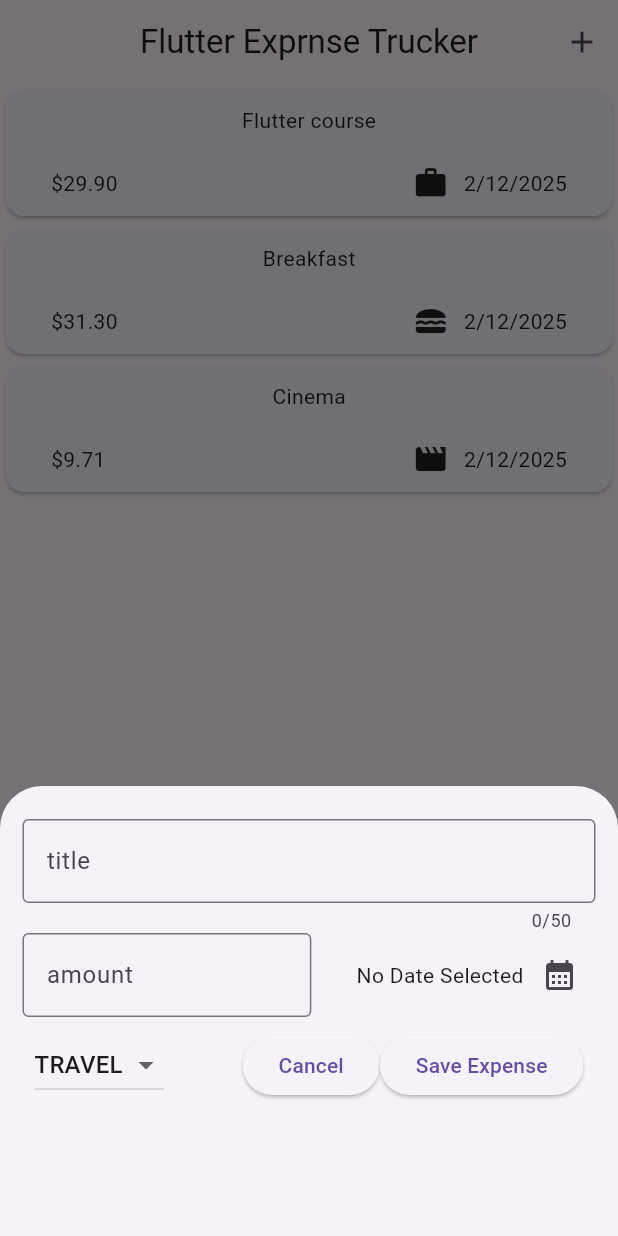
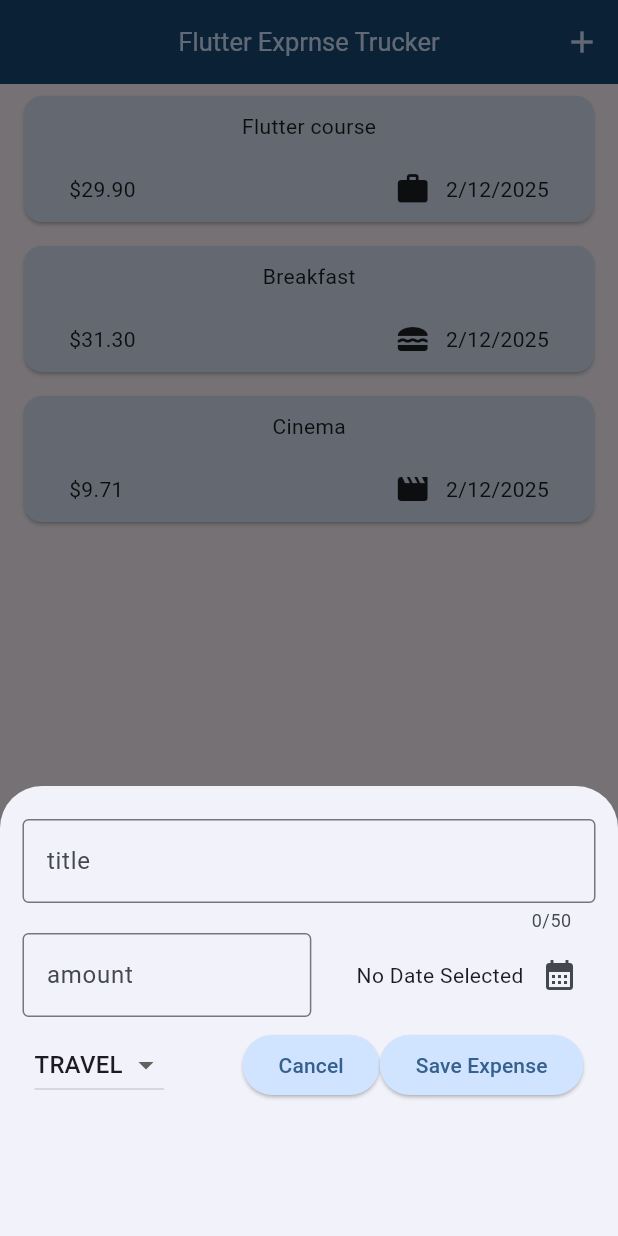
Before and after one commit to Zeina6699/Expenses-App, a Flutter app: the screen it shows after launch, after a tap on the "add" icon, on a phone screen of 412 x 824 dp. Run offline on Flutter 3.47's test engine with Material 3 defaults, Android fonts, the light colour scheme and no system bars.

Commit message:
Change App Theme

```diff
--- a/lib/Screens/expanses_Screen.dart
+++ b/lib/Screens/expanses_Screen.dart
@@ -21,6 +21,11 @@ Expense(category: Category.leisure, title:'Cinema', amount:9.71, date: DateTime.
 void addExpense(Expense expense){
  setState(() {
      expenseList.add(expense);
+ });}
+
+ void removeExpense(Expense expense){
+ setState(() {
+     expenseList.remove(expense);
  });
 
 }
@@ -37,7 +42,7 @@ void addExpense(Expense expense){
       }, icon:const Icon(Icons.add)) ],
       ),
       body:Center(
-        child:expanceListView(expenseList: expenseList)
+        child:expanceListView(expenseList: expenseList, onRemoveExpense: (Expense expense) {  },)
 
         // SingleChildScrollView(
        //   child: Column(
--- a/lib/Widgets/expanses_list.dart
+++ b/lib/Widgets/expanses_list.dart
@@ -5,17 +5,23 @@ import 'package:flutter/material.dart';
 class expanceListView extends StatelessWidget {
   const expanceListView({
     super.key,
-    required this.expenseList,
+    required this.expenseList, required this.onRemoveExpense,
   });
 
   final List<Expense> expenseList;
+    final void Function(Expense expense) onRemoveExpense;
+
 
   @override
   Widget build(BuildContext context) {
     return ListView.builder(
       itemCount:expenseList.length,
       itemBuilder:(context,index){
-      return ExpansesItem(expenseList[index]);
+      return Dismissible(
+        onDismissed: (direction){onRemoveExpense(expenseList[index]);},
+        key: ValueKey(expenseList[index]),
+        child: ExpansesItem(expenseList[index],
+        ));
     });
   }
 }
--- a/lib/main.dart
+++ b/lib/main.dart
@@ -2,20 +2,43 @@ import 'package:expansess_appp/Screens/expanses_Screen.dart';
 import 'package:flutter/material.dart';
 
 void main() {
-  runApp(const MyApp());
+  runApp(MyApp());
 }
 
 class MyApp extends StatelessWidget {
-  const MyApp({super.key});
+  MyApp({super.key});
+
+  var myColorScheme=ColorScheme.fromSeed(seedColor: Colors.blue);
 
   // This widget is the root of your application.
   @override
   Widget build(BuildContext context) {
     return MaterialApp(
       title: 'Flutter Demo',
-      theme: ThemeData(
+      theme: ThemeData().copyWith(
+        colorScheme: myColorScheme,
+        appBarTheme: AppBarTheme().copyWith(
+          backgroundColor: myColorScheme.onPrimaryContainer,
+          foregroundColor: myColorScheme.primaryContainer
+        ),
+        cardTheme: CardTheme().copyWith(
+          color: myColorScheme.secondaryContainer,
+          margin: EdgeInsets.symmetric(horizontal: 16,vertical: 8)
+        ),
+        elevatedButtonTheme: ElevatedButtonThemeData(
+          style: ElevatedButton.styleFrom(
+            backgroundColor:myColorScheme.primaryContainer
+          )),
+          textTheme: ThemeData().textTheme.copyWith(
+            titleLarge: TextStyle(
+              fontWeight: FontWeight.normal,
+              color: myColorScheme.onSecondaryContainer,
+              fontSize: 17
+            )
+          ),
        useMaterial3:true,
       ),
+
 home: Expanses(),    );
   }
 }
```
